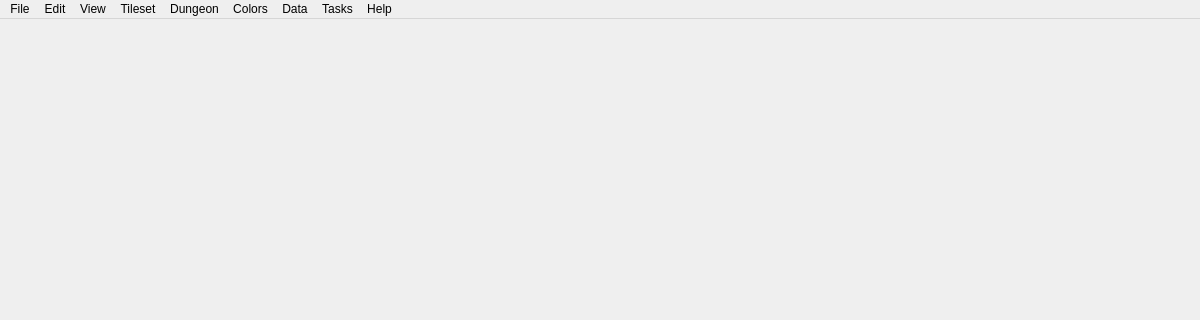
pionere/d1-graphics-tool, file source/mainwindow.ui: the form before one commit; both pictures show x 0 to 1200 and y 0 to 320 of the 1200 by 820 pixel window.
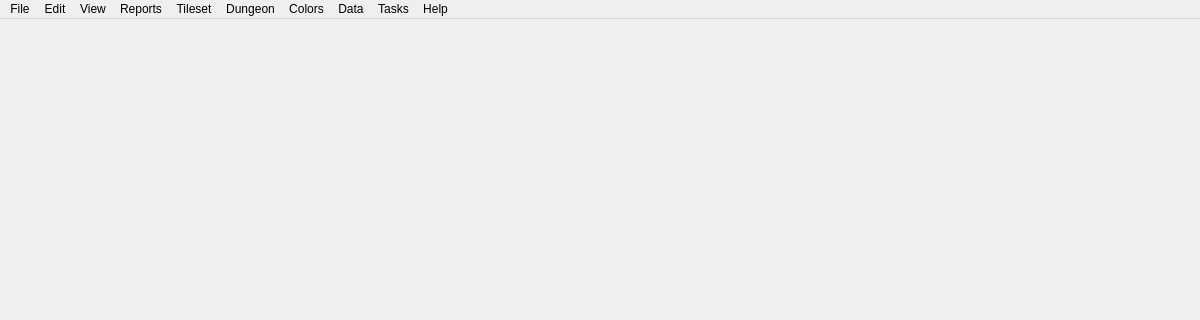
The form after the commit.

```diff
--- a/source/mainwindow.ui
+++ b/source/mainwindow.ui
@@ -93,9 +93,9 @@
     <addaction name="actionTogglePalTrn"/>
     <addaction name="actionToggleBottomPanel"/>
    </widget>
-   <widget class="QMenu" name="menuTilesetReports">
+   <widget class="QMenu" name="menuReports">
     <property name="title">
-     <string>Report</string>
+     <string>Reports</string>
     </property>
     <property name="toolTipsVisible">
      <bool>true</bool>
@@ -427,6 +427,7 @@
    <addaction name="menuFile"/>
    <addaction name="menuEdit"/>
    <addaction name="menuView"/>
+   <addaction name="menuReports"/>
    <addaction name="menuTileset"/>
    <addaction name="menuDungeon"/>
    <addaction name="menuColors"/>
```
Left out of the diff: 56 changed lines with no effect on the pictures.
